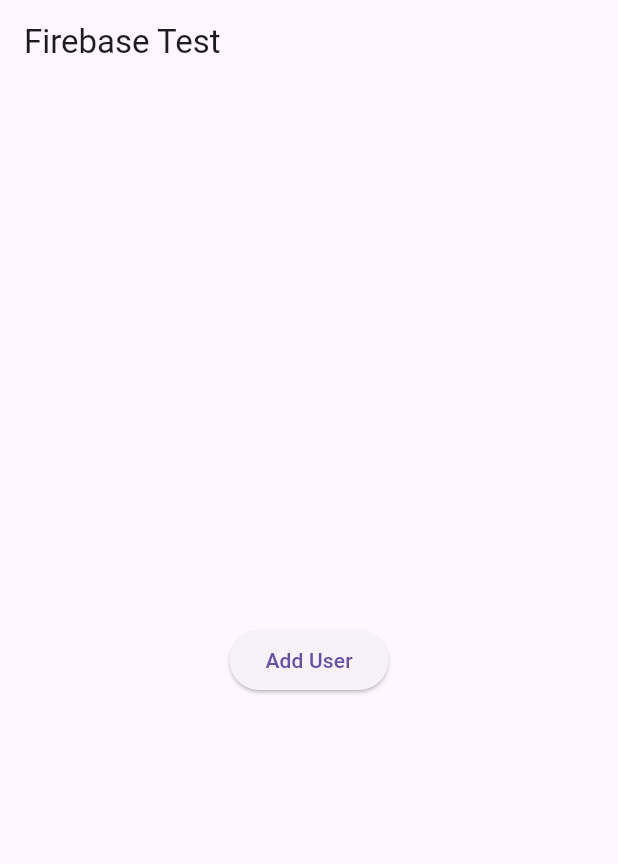
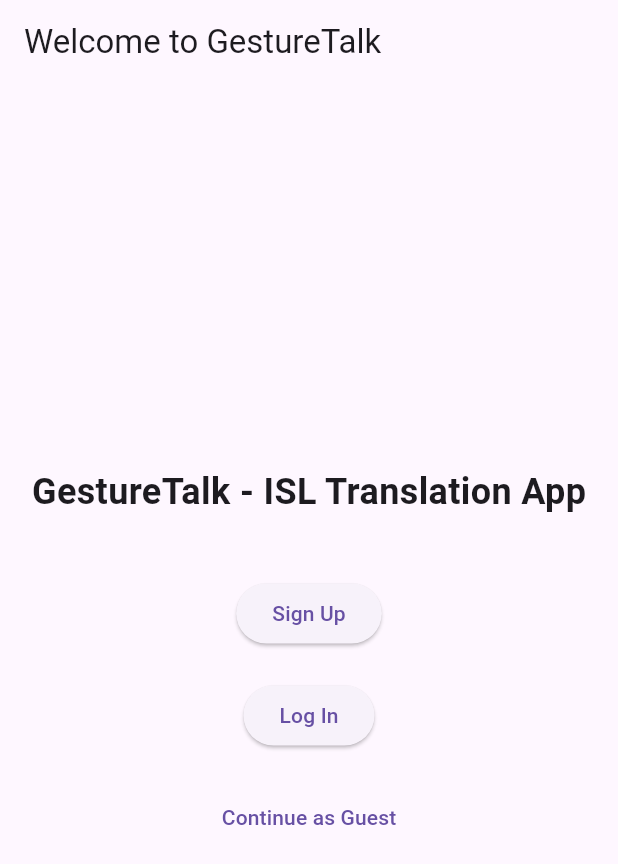
Before and after one commit to Kal-Spacewalker/ISL-Translator, a Flutter app: the screen it shows after launch, on a phone screen of 412 x 824 dp. Shown: the top 864 px of the screen. Run offline on Flutter 3.47's test engine with Material 3 defaults, Android fonts, the light colour scheme and no system bars; our stand-ins replace firebase_auth, firebase_core; accounts and stored records are empty.

Commit message:
login and signup

```diff
--- a/lib/main.dart
+++ b/lib/main.dart
@@ -1,45 +1,29 @@
 import 'package:flutter/material.dart';
 import 'package:firebase_core/firebase_core.dart';
-import 'package:cloud_firestore/cloud_firestore.dart';
+import 'pages/login_page.dart'; // Import the login page
+import 'pages/welcome_page.dart'; // Import the welcome page
+import 'pages/signup_page.dart'; // Import the sign-up page
 
 void main() async {
   WidgetsFlutterBinding.ensureInitialized();
-  await Firebase.initializeApp(); // Initialize Firebase
+  await Firebase.initializeApp();
   runApp(MyApp());
 }
 
 class MyApp extends StatelessWidget {
+  const MyApp({super.key});
+
   @override
   Widget build(BuildContext context) {
     return MaterialApp(
-      home: MyHomePage(),
+      title: 'GestureTalk',
+      initialRoute: '/',
+      routes: {
+        '/': (context) => WelcomePage(), // Welcome Page
+        '/login': (context) => LoginPage(), // Login Page
+        '/signup': (context) => SignUpPage(), // Sign-Up Page
+        // Add other routes as needed
+      },
     );
   }
 }
-
-class MyHomePage extends StatelessWidget {
-  // Call this function to add data
-  void addData() async {
-    CollectionReference users = FirebaseFirestore.instance.collection('users');
-    await users.add({
-      'full_name': 'John Doe',
-      'age': 25,
-    }).then((value) => print("User Added"))
-        .catchError((error) => print("Failed to add user: $error"));
-  }
-
-  @override
-  Widget build(BuildContext context) {
-    return Scaffold(
-      appBar: AppBar(
-        title: Text('Firebase Test'),
-      ),
-      body: Center(
-        child: ElevatedButton(
-          onPressed: addData, // Call addData when the button is pressed
-          child: Text('Add User'),
-        ),
-      ),
-    );
-  }
-}
--- /dev/null
+++ b/lib/pages/welcome_page.dart
@@ -0,0 +1,49 @@
+import 'package:flutter/material.dart';
+
+class WelcomePage extends StatelessWidget {
+  const WelcomePage({super.key});
+
+  @override
+  Widget build(BuildContext context) {
+    return Scaffold(
+      appBar: AppBar(
+        title: Text('Welcome to GestureTalk'),
+      ),
+      body: Center(
+        child: Column(
+          mainAxisAlignment: MainAxisAlignment.center,
+          children: <Widget>[
+            Text(
+              'GestureTalk - ISL Translation App',
+              style: TextStyle(fontSize: 24, fontWeight: FontWeight.bold),
+            ),
+            SizedBox(height: 40),
+            ElevatedButton(
+              onPressed: () {
+                // Navigate to Sign Up Page
+                Navigator.pushNamed(context, '/signup');
+              },
+              child: Text('Sign Up'),
+            ),
+            SizedBox(height: 20),
+            ElevatedButton(
+              onPressed: () {
+                // Navigate to Login Page
+                Navigator.pushNamed(context, '/login');
+              },
+              child: Text('Log In'),
+            ),
+            SizedBox(height: 20),
+            TextButton(
+              onPressed: () {
+                // Navigate to Home Page without logging in
+                Navigator.pushNamed(context, '/home');
+              },
+              child: Text('Continue as Guest'),
+            ),
+          ],
+        ),
+      ),
+    );
+  }
+}
--- a/pubspec.yaml
+++ b/pubspec.yaml
@@ -48,7 +48,7 @@
   # activated in the `analysis_options.yaml` file located at the root of your
   # package. See that file for information about deactivating specific lint
   # rules and activating additional ones.
-  flutter_lints: ^4.0.0
+  flutter_lints: ^5.0.0
 
 # For information on the generic Dart part of this file, see the
 # following page: https://dart.dev/tools/pub/pubspec
```
Also changed, not shown: lib/pages/login_page.dart (added, +75 -0 lines), lib/pages/signup_page.dart (added, +69 -0 lines), pubspec.lock, 1 other file.
